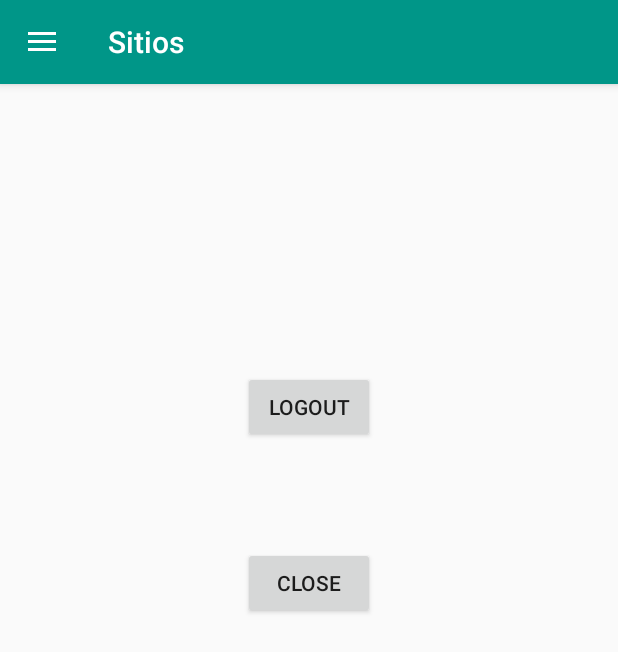
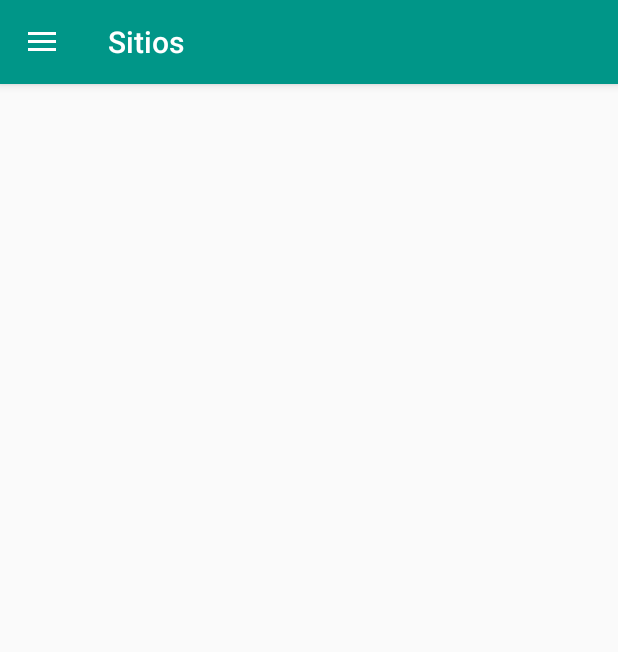
Before and after one commit to tutee/DiagonApp, an Android app: the SitiosActivity screen opened directly, with no data from a screen before it, on a phone screen of 412 x 824 dp. Shown: the top 652 px of the screen. Run offline under Robolectric (Android 15) with nearby library versions, the light colour scheme and no system bars.

Commit message:
28/12 Navigation drawer funcionando de forma correcta, falta arreglar iconos.

```diff
--- a/app/build.gradle
+++ b/app/build.gradle
@@ -27,6 +27,7 @@ dependencies {
     compile 'com.android.support:appcompat-v7:24.2.1'
     compile 'com.google.android.gms:play-services-auth:9.8.0'
     compile 'com.android.support:design:24.2.0'
+    compile 'com.android.support:support-v4:24.1.0'
     //compile 'com.mcxiaoke.volley:library-aar:1.0.0'
     compile 'com.mcxiaoke.volley:library:1.0.19'
     testCompile 'junit:junit:4.12'
--- a/app/src/main/java/com/rightdecisions/diagonapp/activities/SitiosActivity.java
+++ b/app/src/main/java/com/rightdecisions/diagonapp/activities/SitiosActivity.java
@@ -33,47 +33,26 @@ public class SitiosActivity extends AppCompatActivity implements NavigationView.
 
     private static final String TAG = "SignInActivity";
     ActionBarDrawerToggle toggle;
-    Button bu=null;
-    Button bu2=null;
     private static final int PREFERENCE_MODE_PRIVATE = 0;
     private static final String MY_UNIQUE_PREFERENCE_FILE = "MyUniquePreferenceFile";
     private SharedPreferences preferenceSettingsUnique;
-    private SharedPreferences.Editor preferenceEditorUnique;
 
     @Override
     protected void onCreate(@Nullable Bundle savedInstanceState) {
         super.onCreate(savedInstanceState);
         setContentView(R.layout.activity_sitios);
 
-        bu=(Button)findViewById(R.id.button2);
-        bu2=(Button)findViewById(R.id.button3);
+        getSupportActionBar().setDisplayHomeAsUpEnabled(true);
 
         DrawerLayout drawerLayout = (DrawerLayout) findViewById(R.id.drawerLayout);
         toggle = new ActionBarDrawerToggle(this, drawerLayout, R.string.open, R.string.close);
         drawerLayout.addDrawerListener(toggle);
         toggle.syncState();
 
-        getSupportActionBar().setDisplayHomeAsUpEnabled(true);   //VER ESTO PARA SOLUCIONAR EL HAMBURGER
-
-
         NavigationView navigationView = (NavigationView) findViewById(R.id.nav);
         navigationView.setNavigationItemSelectedListener(this);
 
         preferenceSettingsUnique = getSharedPreferences(MY_UNIQUE_PREFERENCE_FILE, PREFERENCE_MODE_PRIVATE);
-
-        bu.setOnClickListener(new View.OnClickListener() {
-            @Override
-            public void onClick(View view) {
-
-                    Log.e("ERROR", String.valueOf(preferenceSettingsUnique));
-
-                    if (!preferenceSettingsUnique.contains("ID")) {
-                        signOut();
-                    } else {
-                        logout();
-                    }
-            }
-        });
 
         GoogleSignInOptions gso = new GoogleSignInOptions.Builder(GoogleSignInOptions.DEFAULT_SIGN_IN)
                 .requestEmail()
@@ -99,10 +78,14 @@ public class SitiosActivity extends AppCompatActivity implements NavigationView.
                 break;
 
             case R.id.menu_navu_2:
-                Intent intent = new Intent(SitiosActivity.this,
-                        SitiosActivity.class);
-                startActivity(intent);
-                finish();
+                break;
+
+            case R.id.menu_navu_5:
+                if (!preferenceSettingsUnique.contains("ID")) {
+                    signOut();
+                } else {
+                    logout();
+                }
                 break;
         }
 
@@ -111,6 +94,25 @@ public class SitiosActivity extends AppCompatActivity implements NavigationView.
             dl.closeDrawer(GravityCompat.START);
 
         return false;
+    }
+
+    @Override
+    public boolean onOptionsItemSelected(MenuItem item) {
+        //int id = item.getItemId();
+
+        if (toggle.onOptionsItemSelected(item)){
+            return true;
+        }
+
+        /*switch (id) {
+            case R.id.action_settings:
+                logoutUser();
+                return true;
+            default:
+                return super.onOptionsItemSelected(item);
+        }*/
+
+        return super.onOptionsItemSelected(item);
     }
 
     public  void logout(){
@@ -154,13 +156,13 @@ public class SitiosActivity extends AppCompatActivity implements NavigationView.
                 });
     }
 
-    public void close(View view){
+    /*public void close(View view){
         preferenceSettingsUnique = getSharedPreferences(MY_UNIQUE_PREFERENCE_FILE, PREFERENCE_MODE_PRIVATE);
         preferenceEditorUnique = preferenceSettingsUnique.edit();
         String prueba = preferenceSettingsUnique.getString("ID","");
         Log.e("Shared", prueba);
         finish();
-    }
+    }*/
 
     @Override
     public void onConnectionFailed(@NonNull ConnectionResult connectionResult) {
--- a/app/src/main/res/layout/activity_sitios.xml
+++ b/app/src/main/res/layout/activity_sitios.xml
@@ -7,30 +7,11 @@
     xmlns:app="http://schemas.android.com/apk/res-auto"
     android:id="@+id/drawerLayout">
 
-    <LinearLayout xmlns:android="http://schemas.android.com/apk/res/android"
+    <LinearLayout
         android:orientation="vertical" android:layout_width="match_parent"
-        android:layout_height="match_parent">
-        <Button
-            android:layout_width="wrap_content"
-            android:layout_height="wrap_content"
-            android:text="Logout"
+        android:layout_height="match_parent"
+        tools:context=".activities.SitiosActivity">
 
-            android:id="@+id/button2"
-            android:layout_gravity="center_horizontal"
-            android:layout_alignParentTop="true"
-            android:layout_centerHorizontal="true"
-            android:layout_marginTop="191dp" />
-
-        <Button
-            android:layout_width="wrap_content"
-            android:layout_height="wrap_content"
-            android:layout_gravity="center_horizontal"
-            android:text="Close"
-            android:onClick="close"
-            android:id="@+id/button3"
-            android:layout_below="@+id/button2"
-            android:layout_centerHorizontal="true"
-            android:layout_marginTop="69dp" />
     </LinearLayout>
 
     <android.support.design.widget.NavigationView
--- a/app/src/main/res/menu/menu_nav_usu.xml
+++ b/app/src/main/res/menu/menu_nav_usu.xml
@@ -2,15 +2,15 @@
 <menu xmlns:android="http://schemas.android.com/apk/res/android">
 
     <item android:id="@+id/menu_navu_1"
-        android:title="Comprar días"
-        android:icon="@drawable/comprarticket"/>
+        android:title="Sitios"
+        android:icon="@mipmap/ic_places"/>
 
     <item android:id="@+id/menu_navu_2"
-        android:title="Deshacer compras"
+        android:title="Mis paseos"
         android:icon="@drawable/deshacercompra"/>
 
     <item android:id="@+id/menu_navu_3"
-        android:title="Historiales"
+        android:title="Paseos recomendados"
         android:icon="@drawable/historial"/>
 
 
@@ -25,11 +25,9 @@
                 android:icon="@drawable/gestionarpatentes"/>
             -->
             <item android:id="@+id/menu_navu_5"
-                android:title="Cambiar contraseña"
+                android:title="Cerrar sesion"
                 android:icon="@drawable/gestionarcuenta"/>
-            <item android:id="@+id/menu_navu_6"
-                android:title="Cambiar email"
-                android:icon="@drawable/gestionarcuenta"/>
+
         </menu>
     </item>
 
```
Also changed, not shown: app/src/main/res/values/styles.xml (+0 -12 lines), app/src/main/ic_places-web.png (added), app/src/main/res/mipmap-hdpi/ic_places.png (added), app/src/main/res/mipmap-mdpi/ic_places.png (added), app/src/main/res/mipmap-xhdpi/ic_places.png (added), app/src/main/res/mipmap-xxhdpi/ic_places.png (added), app/src/main/res/mipmap-xxxhdpi/ic_places.png (added).
